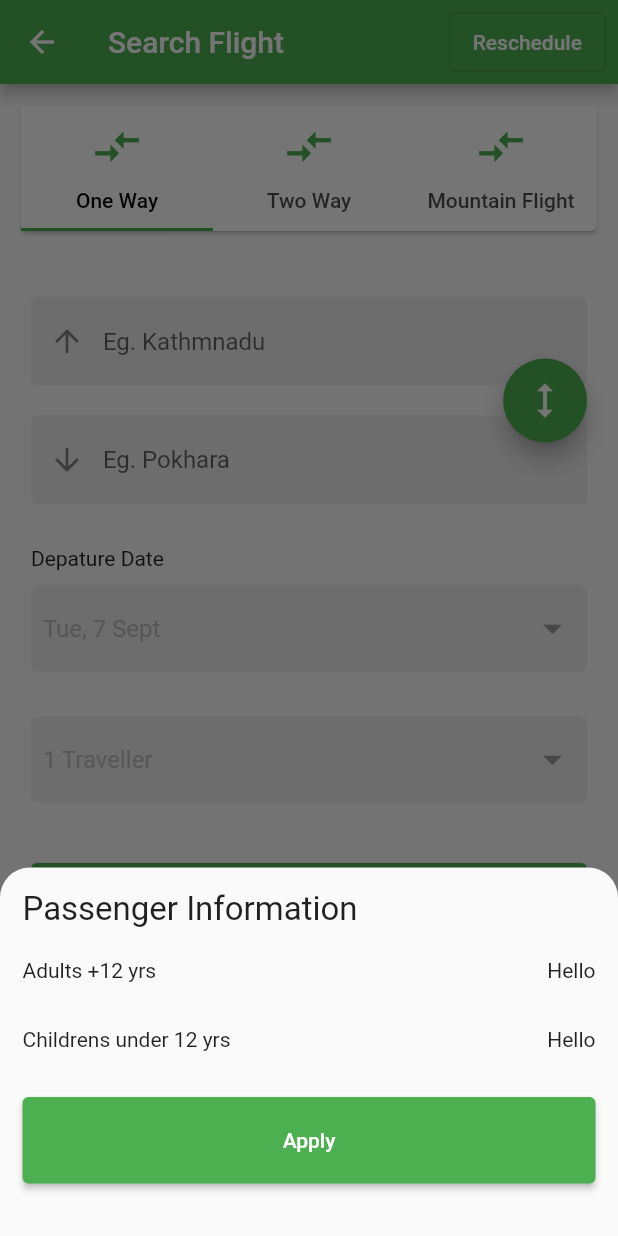
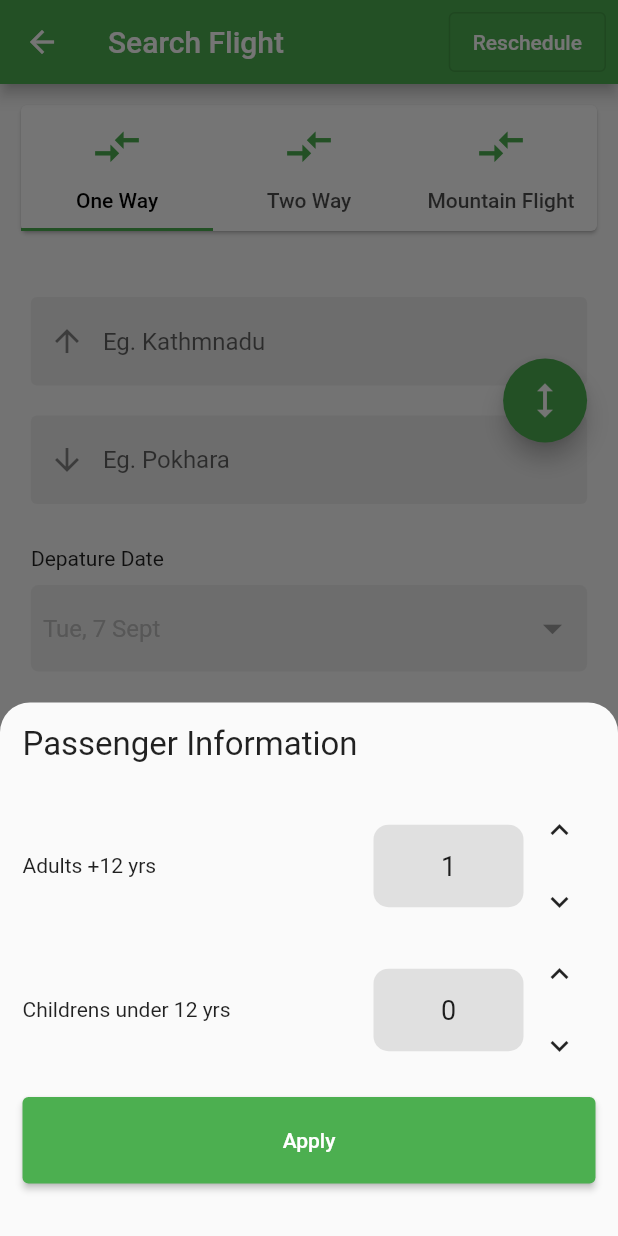
Before and after one commit to rajbahakdanyu/Khanepani_flutter, a Flutter app: the Airline screen opened by its route, after a tap on "1 Traveller", on a phone screen of 412 x 824 dp. Run offline on Flutter 3.47's test engine with Material 2 defaults, Android fonts, the phone set to English and light mode, and no system bars.

Commit message:
Added conditions to departure

```diff
--- a/lib/widgets/counter_input_widget.dart
+++ b/lib/widgets/counter_input_widget.dart
@@ -1,17 +1,70 @@
 import 'package:flutter/material.dart';
 
 class CounterInputWidget extends StatefulWidget {
-  const CounterInputWidget({Key? key}) : super(key: key);
+  CounterInputWidget({
+    Key? key,
+    this.initial = 0,
+    this.minimum = 0,
+  }) : super(key: key);
+
+  int initial;
+  int minimum;
 
   @override
   _CounterInputWidgetState createState() => _CounterInputWidgetState();
 }
 
 class _CounterInputWidgetState extends State<CounterInputWidget> {
+  late int value;
+
+  @override
+  void initState() {
+    super.initState();
+    value = widget.initial;
+  }
+
   @override
   Widget build(BuildContext context) {
     return Container(
-      child: Text('Hello'),
+      child: Row(
+        children: [
+          Container(
+            height: 55,
+            width: 100,
+            decoration: BoxDecoration(
+              color: Colors.grey.shade300,
+              borderRadius: BorderRadius.circular(10),
+            ),
+            child: Center(
+              child: Text(
+                value.toString(),
+                style: TextStyle(fontSize: 18),
+              ),
+            ),
+          ),
+          Column(
+            children: [
+              IconButton(
+                onPressed: () {
+                  setState(() {
+                    value++;
+                  });
+                },
+                icon: Icon(Icons.keyboard_arrow_up),
+              ),
+              IconButton(
+                onPressed: () {
+                  if (value > widget.minimum)
+                    setState(() {
+                      value--;
+                    });
+                },
+                icon: Icon(Icons.keyboard_arrow_down),
+              ),
+            ],
+          ),
+        ],
+      ),
     );
   }
 }
--- a/lib/widgets/depature_widget.dart
+++ b/lib/widgets/depature_widget.dart
@@ -44,10 +44,12 @@ class _DepatureWidgetState extends State<DepatureWidget> {
               mainAxisAlignment: MainAxisAlignment.spaceBetween,
               children: [
                 Text('Adults +12 yrs'),
-                CounterInputWidget(),
+                CounterInputWidget(
+                  minimum: 1,
+                  initial: 1,
+                ),
               ],
             ),
-            SizedBox(height: 30),
             Row(
               mainAxisAlignment: MainAxisAlignment.spaceBetween,
               children: [
@@ -55,7 +57,7 @@ class _DepatureWidgetState extends State<DepatureWidget> {
                 CounterInputWidget(),
               ],
             ),
-            SizedBox(height: 30),
+            SizedBox(height: 10),
             ElevatedButton(
               style: ElevatedButton.styleFrom(
                 fixedSize: Size(
```
